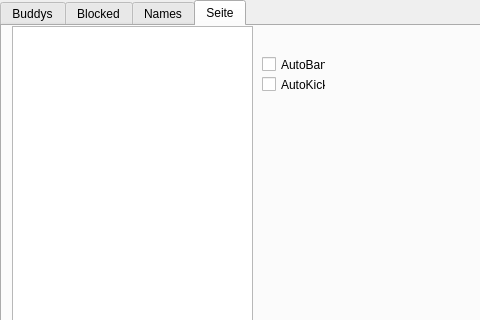
Old version of the form UserWidget.ui in the repository alex720/user-manager; both pictures show x 0 to 480 and y 0 to 320 of the 574 by 406 pixel window.
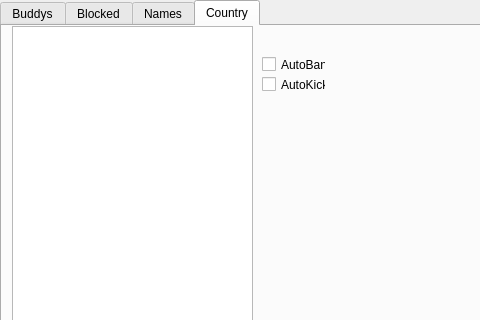
New version of the form.

Commit message: Give the tabwidget the correct name

```diff
--- a/UserWidget.ui
+++ b/UserWidget.ui
@@ -321,7 +321,7 @@
    </widget>
    <widget class="QWidget" name="tab_4">
     <attribute name="title">
-     <string>Seite</string>
+     <string>Country</string>
     </attribute>
     <widget class="QTableWidget" name="TW_COUNTRY">
      <property name="geometry">
```
